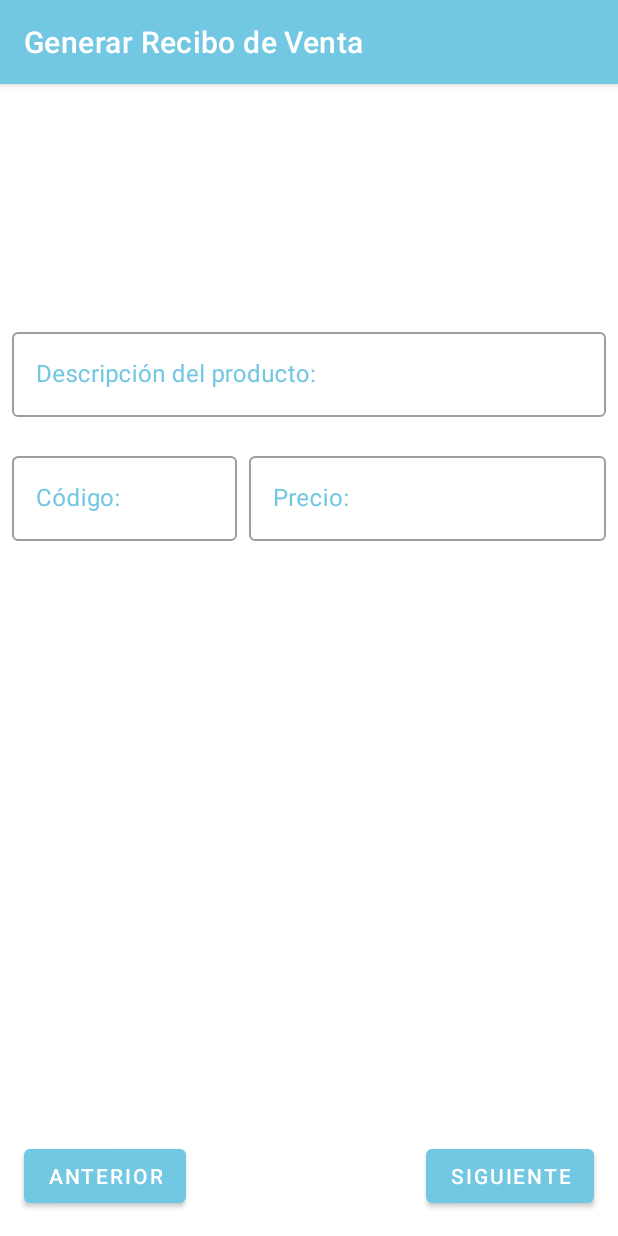
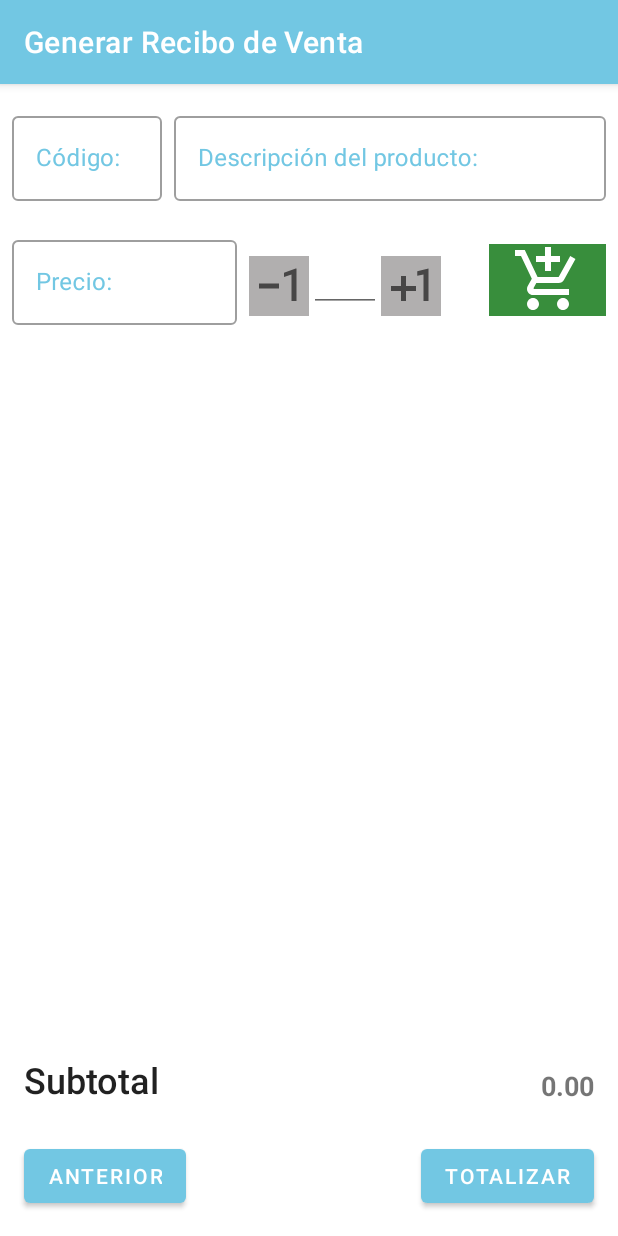
Before and after one commit to HectorSalo/AppPruebaEntrevista, an Android app: the ProductoFragment screen opened through its navigation route, on a phone screen of 412 x 824 dp. Run offline under Robolectric (Android 15) with nearby library versions, the phone set to English and light mode, and no system bars.

Commit message:
Adapter Recycler

```diff
--- a/app/build.gradle
+++ b/app/build.gradle
@@ -35,9 +35,9 @@ dependencies {
     implementation fileTree(dir: "libs", include: ["*.jar"])
     implementation "org.jetbrains.kotlin:kotlin-stdlib:$kotlin_version"
     implementation 'androidx.core:core-ktx:1.3.1'
-    implementation 'androidx.appcompat:appcompat:1.1.0'
+    implementation 'androidx.appcompat:appcompat:1.2.0'
     implementation 'androidx.constraintlayout:constraintlayout:1.1.3'
-    implementation 'com.google.android.material:material:1.1.0'
+    implementation 'com.google.android.material:material:1.2.0'
     implementation 'androidx.navigation:navigation-fragment-ktx:2.3.0'
     implementation 'androidx.navigation:navigation-ui-ktx:2.3.0'
     implementation 'androidx.legacy:legacy-support-v4:1.0.0'
--- /dev/null
+++ b/app/src/main/res/drawable/ic_add_cant_40.xml
@@ -0,0 +1,5 @@
+<vector android:height="40dp" android:tint="?attr/colorControlNormal"
+    android:viewportHeight="24" android:viewportWidth="24"
+    android:width="40dp" xmlns:android="http://schemas.android.com/apk/res/android">
+    <path android:fillColor="@android:color/white" android:pathData="M10,8L8,8v4L4,12v2h4v4h2v-4h4v-2h-4zM14.5,6.08L14.5,7.9l2.5,-0.5L17,18h2L19,5z"/>
+</vector>
--- /dev/null
+++ b/app/src/main/res/drawable/ic_add_shopping_cart_48.xml
@@ -0,0 +1,5 @@
+<vector android:height="48dp" android:tint="#FFFFFF"
+    android:viewportHeight="24" android:viewportWidth="24"
+    android:width="48dp" xmlns:android="http://schemas.android.com/apk/res/android">
+    <path android:fillColor="@android:color/white" android:pathData="M11,9h2L13,6h3L16,4h-3L13,1h-2v3L8,4v2h3v3zM7,18c-1.1,0 -1.99,0.9 -1.99,2S5.9,22 7,22s2,-0.9 2,-2 -0.9,-2 -2,-2zM17,18c-1.1,0 -1.99,0.9 -1.99,2s0.89,2 1.99,2 2,-0.9 2,-2 -0.9,-2 -2,-2zM7.17,14.75l0.03,-0.12 0.9,-1.63h7.45c0.75,0 1.41,-0.41 1.75,-1.03l3.86,-7.01L19.42,4h-0.01l-1.1,2 -2.76,5L8.53,11l-0.13,-0.27L6.16,6l-0.95,-2 -0.94,-2L1,2v2h2l3.6,7.59 -1.35,2.45c-0.16,0.28 -0.25,0.61 -0.25,0.96 0,1.1 0.9,2 2,2h12v-2L7.42,15c-0.13,0 -0.25,-0.11 -0.25,-0.25z"/>
+</vector>
--- /dev/null
+++ b/app/src/main/res/drawable/ic_restar_cant_40.xml
@@ -0,0 +1,5 @@
+<vector android:height="40dp" android:tint="?attr/colorControlNormal"
+    android:viewportHeight="24" android:viewportWidth="24"
+    android:width="40dp" xmlns:android="http://schemas.android.com/apk/res/android">
+    <path android:fillColor="@android:color/white" android:pathData="M4,11v2h8v-2L4,11zM19,18h-2L17,7.38L14,8.4L14,6.7L18.7,5h0.3v13z"/>
+</vector>
--- a/app/src/main/res/layout/fragment_producto.xml
+++ b/app/src/main/res/layout/fragment_producto.xml
@@ -10,16 +10,16 @@
     <com.google.android.material.textfield.TextInputLayout
         android:id="@+id/outlined_descripcion"
         style="@style/Widget.MaterialComponents.TextInputLayout.OutlinedBox"
-        android:layout_width="match_parent"
+        android:layout_width="0dp"
         android:layout_height="wrap_content"
         android:layout_marginStart="8dp"
-        android:layout_marginTop="160dp"
+        android:layout_marginTop="16dp"
         android:layout_marginEnd="8dp"
         android:hint="@string/descripcion"
+        android:textColorHint="@color/colorPrimary"
         app:errorEnabled="true"
-        android:textColorHint="@color/colorPrimary"
         app:layout_constraintEnd_toEndOf="parent"
-        app:layout_constraintStart_toStartOf="parent"
+        app:layout_constraintStart_toEndOf="@+id/outlined_codigo"
         app:layout_constraintTop_toTopOf="parent">
 
         <com.google.android.material.textfield.TextInputEditText
@@ -33,14 +33,15 @@
     <com.google.android.material.textfield.TextInputLayout
         android:id="@+id/outlined_codigo"
         style="@style/Widget.MaterialComponents.TextInputLayout.OutlinedBox"
-        android:layout_width="150dp"
+        android:layout_width="100dp"
         android:layout_height="wrap_content"
         android:layout_marginStart="8dp"
+        android:layout_marginTop="16dp"
         android:hint="@string/codigo"
         android:textColorHint="@color/colorPrimary"
         app:errorEnabled="true"
         app:layout_constraintStart_toStartOf="parent"
-        app:layout_constraintTop_toBottomOf="@+id/outlined_descripcion">
+        app:layout_constraintTop_toTopOf="parent">
 
         <com.google.android.material.textfield.TextInputEditText
             android:id="@+id/et_codigo"
@@ -54,15 +55,13 @@
     <com.google.android.material.textfield.TextInputLayout
         android:id="@+id/outlined_precio"
         style="@style/Widget.MaterialComponents.TextInputLayout.OutlinedBox"
-        android:layout_width="0dp"
+        android:layout_width="150dp"
         android:layout_height="wrap_content"
         android:layout_marginStart="8dp"
-        android:layout_marginEnd="8dp"
         android:hint="@string/precio"
         android:textColorHint="@color/colorPrimary"
         app:errorEnabled="true"
-        app:layout_constraintEnd_toEndOf="parent"
-        app:layout_constraintStart_toEndOf="@+id/outlined_codigo"
+        app:layout_constraintStart_toStartOf="parent"
         app:layout_constraintTop_toBottomOf="@+id/outlined_descripcion">
 
         <com.google.android.material.textfield.TextInputEditText
@@ -72,6 +71,92 @@
             android:inputType="numberDecimal" />
 
     </com.google.android.material.textfield.TextInputLayout>
+
+    <ImageButton
+        android:id="@+id/imageButton"
+        android:layout_width="wrap_content"
+        android:layout_height="wrap_content"
+        android:layout_marginStart="8dp"
+        android:layout_marginTop="16dp"
+        android:background="#B1AFAF"
+        android:contentDescription="@string/texto_vacio"
+        android:src="@drawable/ic_restar_cant_40"
+        app:layout_constraintStart_toEndOf="@+id/outlined_precio"
+        app:layout_constraintTop_toBottomOf="@+id/outlined_descripcion" />
+
+    <EditText
+        android:id="@+id/editTextNumberDecimal"
+        android:layout_width="48dp"
+        android:layout_height="wrap_content"
+        android:layout_marginTop="8dp"
+        android:ems="10"
+        android:hint="@string/texto_vacio"
+        android:inputType="numberDecimal"
+        app:layout_constraintStart_toEndOf="@+id/imageButton"
+        app:layout_constraintTop_toBottomOf="@+id/outlined_descripcion"
+        android:maxLength="3"/>
+
+    <ImageButton
+        android:id="@+id/imageButton2"
+        android:layout_width="wrap_content"
+        android:layout_height="wrap_content"
+        android:layout_marginTop="16dp"
+        android:background="#B1AFAF"
+        android:contentDescription="@string/texto_vacio"
+        android:src="@drawable/ic_add_cant_40"
+        app:layout_constraintStart_toEndOf="@+id/editTextNumberDecimal"
+        app:layout_constraintTop_toBottomOf="@+id/outlined_descripcion" />
+
+    <ImageButton
+        android:id="@+id/imageButton3"
+        android:layout_width="0dp"
+        android:layout_height="wrap_content"
+        android:layout_marginStart="32dp"
+        android:layout_marginTop="8dp"
+        android:layout_marginEnd="8dp"
+        android:background="#388E3C"
+        android:contentDescription="@string/texto_vacio"
+        android:src="@drawable/ic_add_shopping_cart_48"
+        app:layout_constraintEnd_toEndOf="parent"
+        app:layout_constraintStart_toEndOf="@+id/imageButton2"
+        app:layout_constraintTop_toBottomOf="@+id/outlined_descripcion" />
+
+    <androidx.recyclerview.widget.RecyclerView
+        android:id="@+id/recyclerView"
+        android:layout_width="0dp"
+        android:layout_height="0dp"
+        android:layout_marginStart="8dp"
+        android:layout_marginEnd="8dp"
+        android:layout_marginBottom="8dp"
+        android:visibility="visible"
+        app:layout_constraintBottom_toTopOf="@+id/textView2"
+        app:layout_constraintEnd_toEndOf="parent"
+        app:layout_constraintStart_toStartOf="parent"
+        app:layout_constraintTop_toBottomOf="@+id/outlined_precio" />
+
+    <TextView
+        android:id="@+id/textView2"
+        android:layout_width="wrap_content"
+        android:layout_height="wrap_content"
+        android:layout_marginStart="16dp"
+        android:layout_marginBottom="24dp"
+        android:text="@string/subtotal"
+        android:textAppearance="@style/TextAppearance.AppCompat.Body2"
+        android:textSize="24sp"
+        app:layout_constraintBottom_toTopOf="@+id/button_anterior"
+        app:layout_constraintStart_toStartOf="parent" />
+
+    <TextView
+        android:id="@+id/textView3"
+        android:layout_width="wrap_content"
+        android:layout_height="wrap_content"
+        android:layout_marginEnd="16dp"
+        android:layout_marginBottom="24dp"
+        android:text="@string/inicio_monto_subtotal"
+        android:textSize="18sp"
+        android:textStyle="bold"
+        app:layout_constraintBottom_toTopOf="@+id/button_siguiente"
+        app:layout_constraintEnd_toEndOf="parent" />
 
     <Button
         android:id="@+id/button_anterior"
@@ -89,7 +174,8 @@
         android:layout_height="wrap_content"
         android:layout_marginEnd="16dp"
         android:layout_marginBottom="16dp"
-        android:text="@string/next"
+        android:text="@string/btn_totalizar"
         app:layout_constraintBottom_toBottomOf="parent"
         app:layout_constraintEnd_toEndOf="parent" />
+
 </androidx.constraintlayout.widget.ConstraintLayout>
--- a/app/src/main/res/values/strings.xml
+++ b/app/src/main/res/values/strings.xml
@@ -12,6 +12,7 @@
     <string name="second_fragment_label">Datos del Emisor</string>
     <string name="next">Siguiente</string>
     <string name="previous">Anterior</string>
+    <string name="btn_totalizar">Totalizar</string>
 
     <string name="nombre_cliente">Nombre del Cliente:</string>
     <string name="apellido_cliente">Apellido del Cliente:</string>
@@ -23,4 +24,6 @@
     <string name="descripcion">Descripción del producto:</string>
     <string name="codigo">Código:</string>
     <string name="precio">Precio:</string>
+    <string name="subtotal">Subtotal</string>
+    <string name="inicio_monto_subtotal">0.00</string>
 </resources>
```
Also changed, not shown: app/src/main/java/com/thefactoryhka/apppruebaentrevista/ui/nuevoRecibo/AdapterProducto.kt (added, +31 -0 lines), app/src/main/java/com/thefactoryhka/apppruebaentrevista/ui/nuevoRecibo/ConstructorProducto.kt (added, +10 -0 lines), app/src/main/res/layout/item_producto.xml (added, +44 -0 lines).
